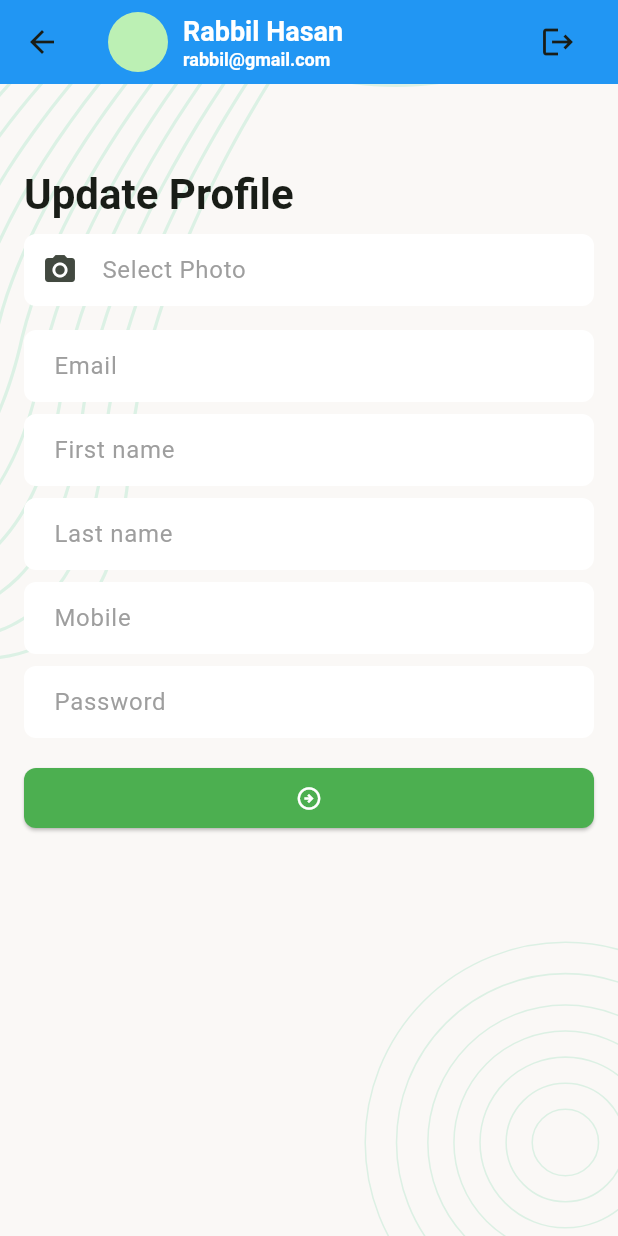
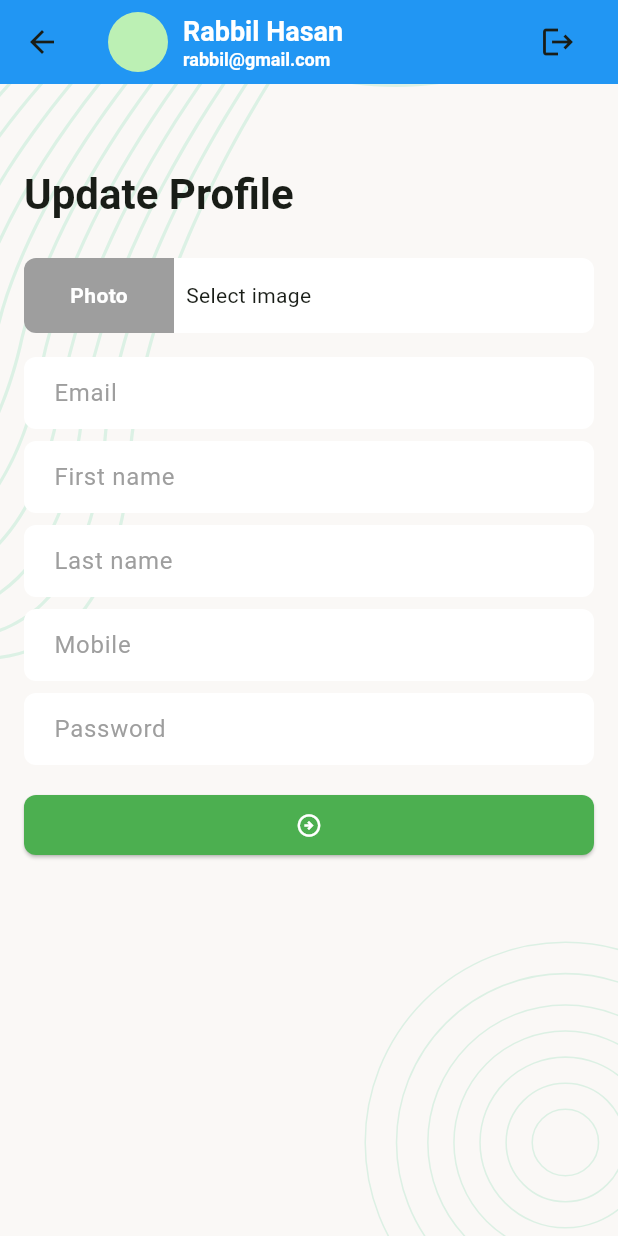
Before and after one commit to imraj2020/task_manager, a Flutter app: the UpdateProfileScreen screen opened by its route, on a phone screen of 412 x 824 dp. Run offline on Flutter 3.47's test engine with Material 3 defaults, Android fonts, the phone set to English and light mode, and no system bars; our stand-ins replace email_validator, flutter_svg, image_picker, pin_code_fields.

Commit message:
profile page with select photo new design

```diff
--- a/lib/ui/screens/UpdateProfileScreen.dart
+++ b/lib/ui/screens/UpdateProfileScreen.dart
@@ -24,8 +24,9 @@ class _UpdateProfileScreenState extends State<UpdateProfileScreen> {
   final TextEditingController _passwordTEController = TextEditingController();
   final TextEditingController _imagePathController = TextEditingController();
   final GlobalKey<FormState> _formKey = GlobalKey<FormState>();
+  final ImagePicker _imagePicker = ImagePicker();
+  XFile? _selectedImage;
 
-  File? _image;
 
   Future<void> _pickImage() async {
     final ImagePicker picker = ImagePicker();
@@ -57,20 +58,8 @@ class _UpdateProfileScreenState extends State<UpdateProfileScreen> {
                     'Update Profile',
                     style: Theme.of(context).textTheme.titleLarge,
                   ),
-                  const SizedBox(height: 8),
-
-                  TextFormField(
-                    controller: _imagePathController,
-                    readOnly: true, // Prevents manual typing
-                    onTap: _pickImage, // Tap anywhere on field to pick image
-                    decoration: InputDecoration(
-                      hintText: 'Select Photo',
-                      prefixIcon: IconButton(
-                        icon: Icon(Icons.camera_alt),
-                        onPressed: _pickImage, // Optional: could leave this empty if onTap is enough
-                      ),
-                    ),
-                  ),
+                  const SizedBox(height: 24),
+                  _buildPhotoPicker(),
 
 
                   const SizedBox(height: 8),
@@ -161,6 +150,68 @@ class _UpdateProfileScreenState extends State<UpdateProfileScreen> {
     Navigator.pop(context);
   }
 
+
+  Widget _buildPhotoPicker() {
+    return GestureDetector(
+      onTap: _onTapPhotoPicker,
+      child: Container(
+        height: 50,
+        width: double.maxFinite,
+        decoration: BoxDecoration(
+          borderRadius: BorderRadius.circular(8),
+          color: Colors.white,
+        ),
+        child: Row(
+          children: [
+            Container(
+              width: 100,
+              height: 50,
+              decoration: BoxDecoration(
+                color: Colors.grey,
+                borderRadius: BorderRadius.only(
+                  topLeft: Radius.circular(8),
+                  bottomLeft: Radius.circular(8),
+                ),
+              ),
+              alignment: Alignment.center,
+              child: Text(
+                'Photo',
+                style: TextStyle(
+                  color: Colors.white,
+                  fontWeight: FontWeight.w700,
+                ),
+              ),
+            ),
+            const SizedBox(width: 8),
+            Text(
+              _selectedImage == null ? 'Select image' : _selectedImage!.name,
+              maxLines: 1,
+              style: TextStyle(
+                  overflow: TextOverflow.ellipsis
+              ),
+            )
+          ],
+        ),
+      ),
+    );
+  }
+
+
+  Future<void> _onTapPhotoPicker() async {
+    final XFile? pickedImage = await _imagePicker.pickImage(
+        source: ImageSource.gallery);
+    if (pickedImage != null) {
+      _selectedImage = pickedImage;
+      setState(() {});
+    }
+  }
+
+  void _onTapSubmitButton() {
+    if (_formKey.currentState!.validate()) {
+      // TODO: Update profile with API
+    }
+  }
+
   @override
   void dispose() {
     _emailTEController.dispose();
@@ -168,7 +219,6 @@ class _UpdateProfileScreenState extends State<UpdateProfileScreen> {
     _lastNameTEController.dispose();
     _phoneTEController.dispose();
     _passwordTEController.dispose();
-    _imagePathController.dispose();
     super.dispose();
   }
 }
```
